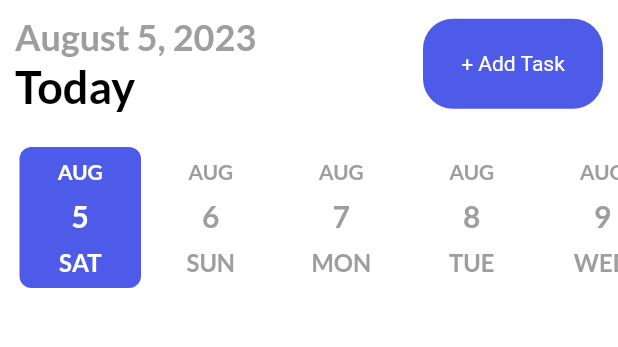
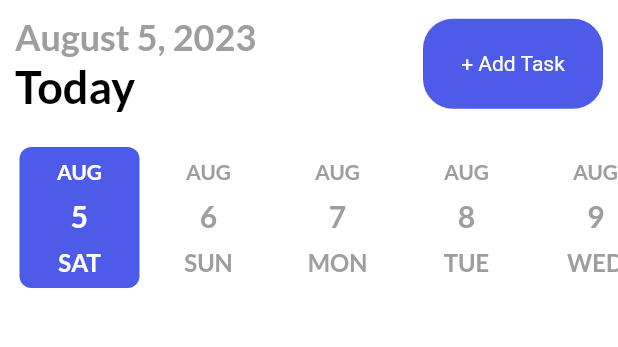
Before and after one commit to sumonece15/flutter_to_do_app, a Flutter app: the screen it shows after launch, on a phone screen of 412 x 824 dp, the part 84-431 px from its top. Run offline on Flutter 3.47's test engine with Material 2 defaults, Android fonts, the phone set to English and light mode, and no system bars; drawn by our look-alikes of date_picker_timeline; our stand-ins replace flutter_local_notifications, flutter_native_timezone, get, get_storage, google_fonts, sqflite and 1 more; accounts and stored records are empty.

Commit message:
initial commit

```diff
--- a/lib/ui/home_page.dart
+++ b/lib/ui/home_page.dart
@@ -76,7 +76,7 @@ class _HomePageState extends State<HomePage> {
       child: DatePicker(
         DateTime.now(),
         height: 100,
-        width: 81,
+        width: 80,
         initialSelectedDate: DateTime.now(),
         selectionColor: primaryClr,
         selectedTextColor: Colors.white,
```
